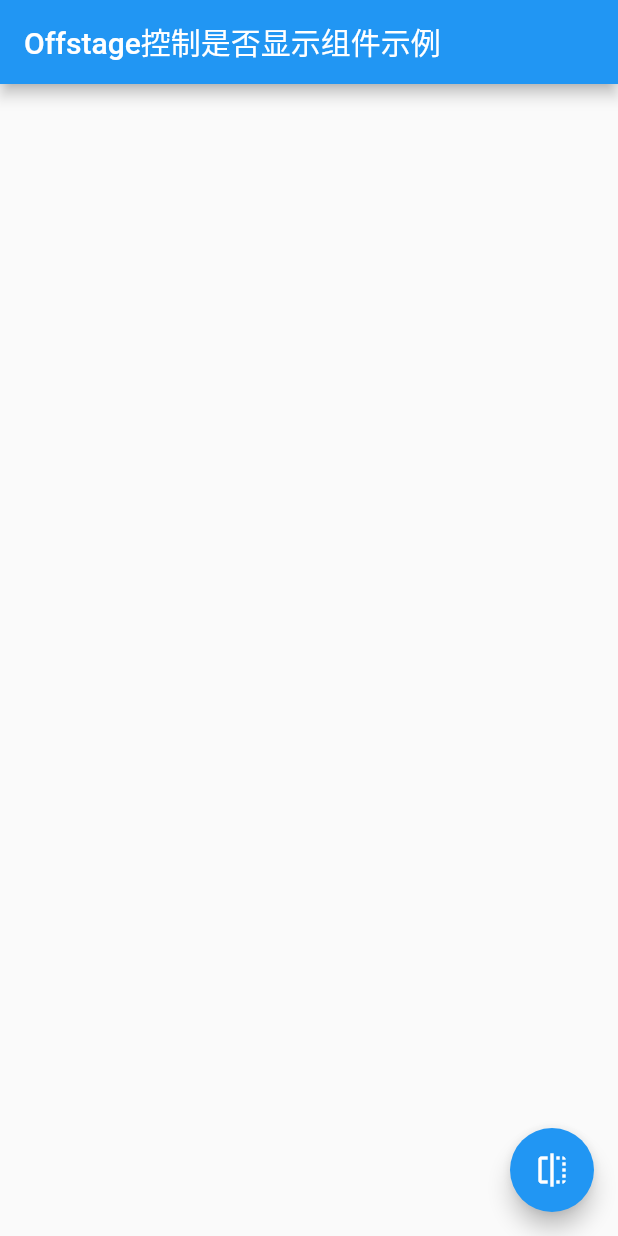
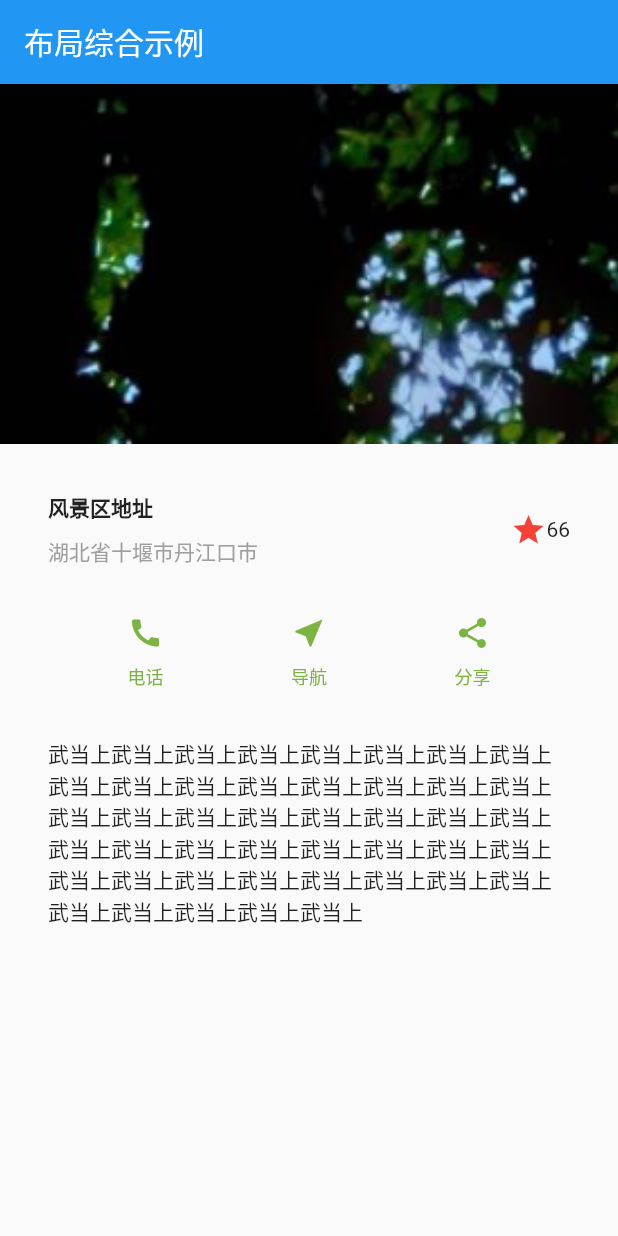
Before and after one commit to togethter/flutter_project, a Flutter app: the screen it shows after launch, on a phone screen of 412 x 824 dp. Run offline on Flutter 3.47's test engine with Material 2 defaults, Android fonts, the phone set to English and light mode, and no system bars.

Commit message:
综合案例

```diff
--- a/lib/main.dart
+++ b/lib/main.dart
@@ -1452,13 +1452,180 @@ class _MyHomePage01 extends State<MyHomePage01> {
   }
 }
 
+class LayoutDemo25 extends StatelessWidget {
+  @override
+  Widget build(BuildContext context) {
+    return Scaffold(
+      appBar: AppBar(
+        title: Text('Wrap按宽高自动换行布局示例'),
+      ),
+      // 自动换行布局控件
+      body: Wrap(
+        spacing: 8.0, // Chip之间的间距大小
+        runSpacing: 4.0, // 行之间的间距大小
+        children: <Widget>[
+          Chip(
+            label: Text('西门吹雪'),
+            avatar: CircleAvatar(
+              backgroundColor: Colors.lightGreen.shade800,
+              child: Text(
+                '西门',
+                style: TextStyle(fontSize: 10.0),
+              ),
+            ),
+          ),
+          Chip(
+            label: Text('司空摘星'),
+            avatar: CircleAvatar(
+              backgroundColor: Colors.lightBlue.shade700,
+              child: Text(
+                '司空',
+                style: TextStyle(fontSize: 10.0),
+              ),
+            ),
+          ),
+          Chip(
+            label: Text('木婉清'),
+            avatar: CircleAvatar(
+              backgroundColor: Colors.orange.shade800,
+              child: Text(
+                '婉清',
+                style: TextStyle(fontSize: 10.0),
+              ),
+            ),
+          ),
+          Chip(
+            label: Text('萧十一郎'),
+            avatar: CircleAvatar(
+              backgroundColor: Colors.blue.shade900,
+              child: Text(
+                '一郎',
+                style: TextStyle(fontSize: 10.0),
+              ),
+            ),
+          )
+        ],
+      ),
+    );
+  }
+}
+
+class LayoutDemo26 extends StatelessWidget {
+  @override
+  Widget build(BuildContext context) {
+    // 风景区地址部分
+    Widget addressContainer = Container(
+      padding: const EdgeInsets.all(32.0), // 此部分四周间隔一定距离
+      child: Row(
+        children: <Widget>[
+          Expanded(
+            child: Column(
+              crossAxisAlignment: CrossAxisAlignment.start, // 次轴即水平方向左侧对齐
+              children: <Widget>[
+                Container(
+                  padding: const EdgeInsets.only(bottom: 8.0), // 与下面文本间隔一定距离
+                  child: Text(
+                    '风景区地址',
+                    style: TextStyle(fontWeight: FontWeight.bold),
+                  ),
+                ),
+                Text(
+                  '湖北省十堰市丹江口市',
+                  style: TextStyle(color: Colors.grey[500]),
+                ),
+              ],
+            ),
+          ),
+          Icon(
+            Icons.star,
+            color: Colors.red[500],
+          ),
+          Text('66'),
+        ],
+      ),
+    );
+
+    Column buildButtonColumn(IconData icon, String label) {
+      return Column(
+        mainAxisSize: MainAxisSize.min, // 垂直方向大小最小化
+        mainAxisAlignment: MainAxisAlignment.center, // 垂直方向居中对齐
+        children: <Widget>[
+          Icon(
+            icon,
+            color: Colors.lightGreen[600],
+          ), // 啥概念刹那图标部分
+          Container(
+            // 距离上面图标一定间距
+            margin: const EdgeInsets.only(top: 8.0),
+            // 下面文本部分
+            child: Text(
+              label,
+              style: TextStyle(
+                  fontSize: 12.0,
+                  fontWeight: FontWeight.w400,
+                  color: Colors.lightGreen[600]),
+            ),
+          ),
+        ],
+      );
+    }
+
+    // 按钮组部分
+    Widget buttoncontainer = Container(
+      // 水平布局
+      child: Row(
+        mainAxisAlignment: MainAxisAlignment.spaceEvenly, // 水平方向均匀排列每个元素
+        children: <Widget>[
+          buildButtonColumn(Icons.call, '电话'),
+          buildButtonColumn(Icons.near_me, '导航'),
+          buildButtonColumn(Icons.share, '分享'),
+        ],
+      ),
+    );
+
+    Widget textContainer = Container(
+      // 设置上下左右内间距
+      padding: const EdgeInsets.all(32.0),
+      // 文本块一定要用'''来引用
+      child: Text(
+        '''武当上武当上武当上武当上武当上武当上武当上武当上武当上武当上武当上武当上武当上武当上武当上武当上武当上武当上武当上武当上武当上武当上武当上武当上武当上武当上武当上武当上武当上武当上武当上武当上武当上武当上武当上武当上武当上武当上武当上武当上武当上武当上武当上武当上武当上''',
+        softWrap: true,
+      ),
+    );
+
+    return Scaffold(
+      appBar: AppBar(
+        title: Text('布局综合示例'),
+      ),
+      body: ListView(
+        children: <Widget>[
+          // 风景图片
+          Image.asset(
+            'images/1.jpeg',
+            width: 600.0,
+            height: 240.0,
+            fit: BoxFit.cover,
+          ),
+          addressContainer,
+          buttoncontainer,
+          textContainer,
+        ],
+      ),
+    );
+  }
+}
+
 class MyApp3 extends StatelessWidget {
   // This widget is the root of your application.
   @override
   Widget build(BuildContext context) {
     return MaterialApp(
-      title: 'Offstage控制是否显示组件示例',
-      home: LayoutDemo24(),
+      title: '布局综合示例',
+      home: LayoutDemo26(),
+      // title: 'Wrap按宽高自动换行布局示例',
+      // home: LayoutDemo25(),
+      // title: 'Offstage控制是否显示组件示例',
+      // home: LayoutDemo24(),
       // title: 'Baseline基准线布局示例',
       // home: LayoutDemo23(),
       // title: 'Transform矩阵转换示例',
```
